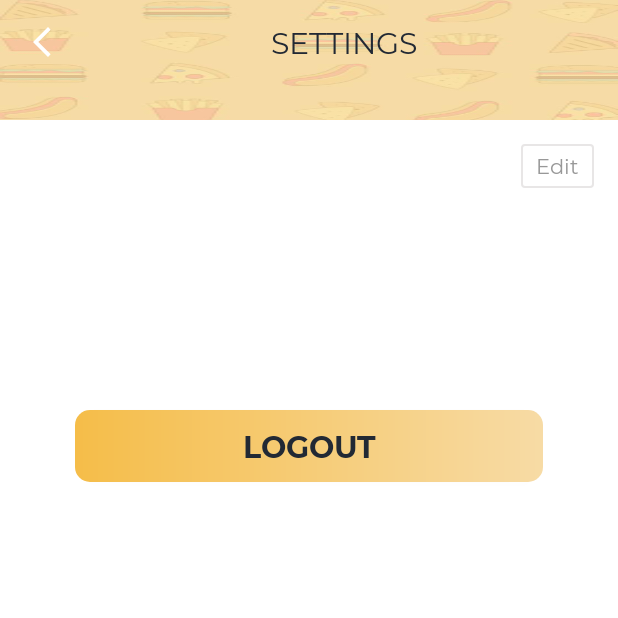
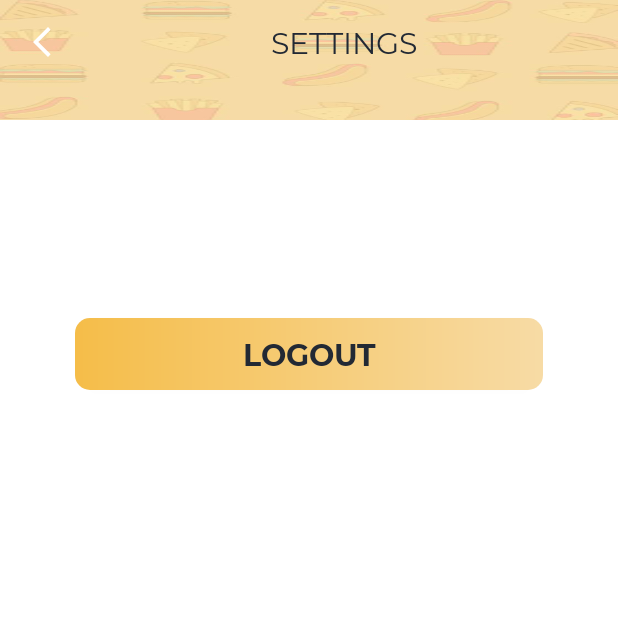
Before and after one commit to makaota/Mamma_Ms_Kitchen_Manager, an Android app: the SettingsActivity screen opened directly, with no data from a screen before it, on a phone screen of 412 x 824 dp, the top half of it. Run offline under Robolectric (Android 15) with nearby library versions, the light colour scheme and no system bars; our stand-ins replace Firebase (no records; nobody signed in at launch, a user with empty details on screens opened directly); libraries missing offline, so code that uses them is left out: com.shashank.sony; 1 statement that could not run was skipped.

Commit message:
app modified for release in app store

```diff
--- a/app/src/main/res/layout/activity_login.xml
+++ b/app/src/main/res/layout/activity_login.xml
@@ -82,6 +82,7 @@
         android:padding="@dimen/clickable_text_view_padding"
         android:text="@string/lbl_forgot_password"
         android:textColor="@color/colorPrimaryText"
+        android:visibility="gone"
         android:textSize="@dimen/forgot_password_textSize"
         app:layout_constraintEnd_toEndOf="parent"
         app:layout_constraintTop_toBottomOf="@id/til_password" />
@@ -113,6 +114,7 @@
         android:padding="5dp"
         android:gravity="center_vertical"
         android:orientation="horizontal"
+        android:visibility="gone"
         app:layout_constraintEnd_toEndOf="parent"
         app:layout_constraintStart_toStartOf="parent"
         app:layout_constraintTop_toBottomOf="@id/btn_login">
--- a/app/src/main/res/layout/activity_settings.xml
+++ b/app/src/main/res/layout/activity_settings.xml
@@ -53,7 +53,10 @@
             android:layout_height="wrap_content"
             android:layout_below="@id/fl_header_bg"
             android:layout_alignParentEnd="true"
-            android:layout_margin="16dp"
+            android:layout_marginStart="16dp"
+            android:layout_marginTop="16dp"
+            android:layout_marginEnd="16dp"
+            android:layout_marginBottom="16dp"
             android:background="@drawable/item_grey_border_background"
             android:foreground="?attr/selectableItemBackgroundBorderless"
             android:paddingStart="@dimen/settings_edit_label_marginStartEnd"
@@ -61,6 +64,7 @@
             android:paddingEnd="@dimen/settings_edit_label_marginStartEnd"
             android:paddingBottom="@dimen/settings_edit_label_marginTopBottom"
             android:text="@string/lbl_edit"
+            android:visibility="gone"
             android:textColor="@color/colorSecondaryText"
             android:textSize="@dimen/settings_edit_label_textSize" />
 
```
Also changed, not shown: 1 other file.
